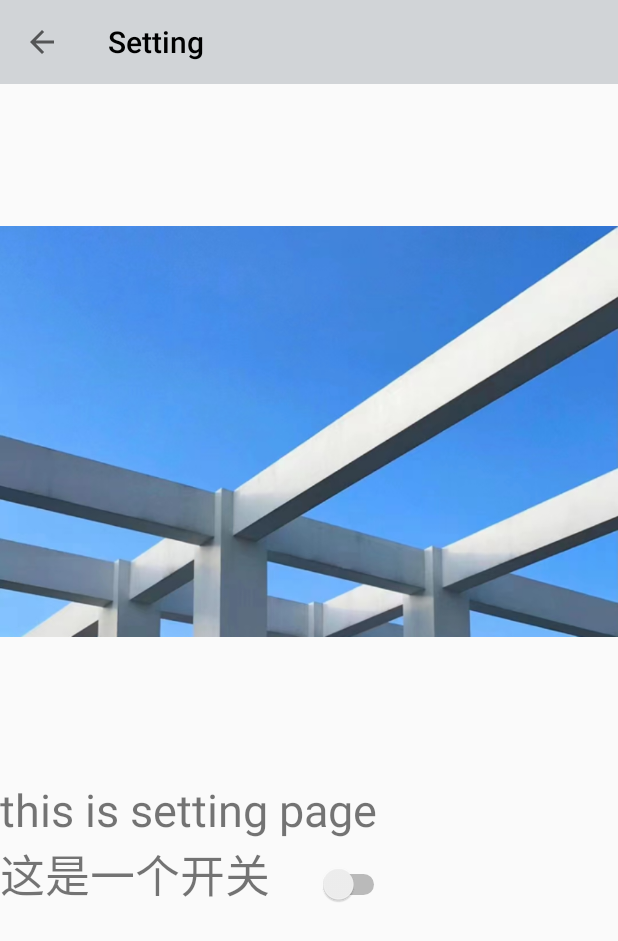
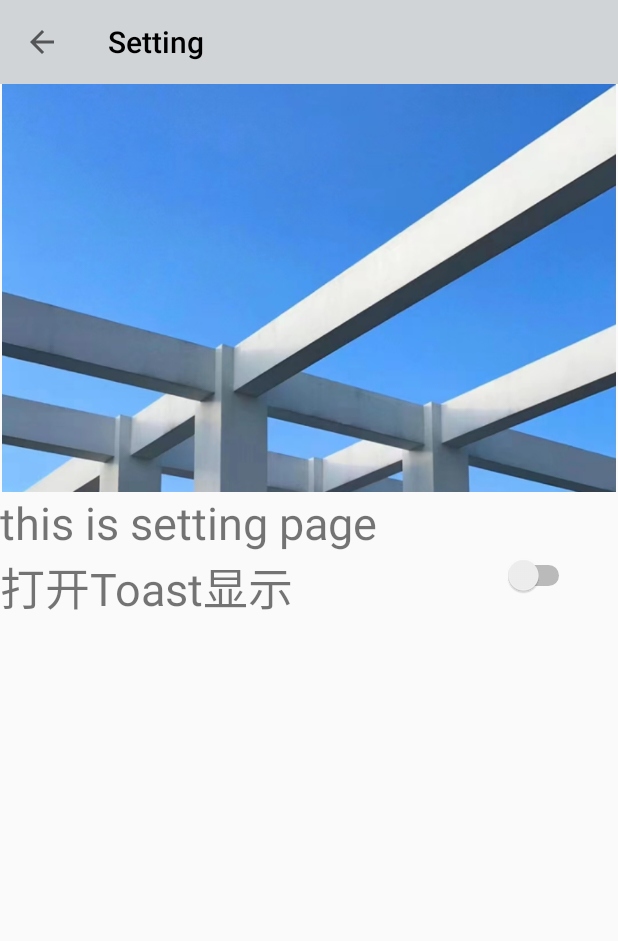
Before and after one commit to BugKillerStudio/bookshelf-jyh, an Android app: the screen it shows after launch (SettingActivity), after a tap on "设置", on a phone screen of 412 x 824 dp. Shown: the top 941 px of the screen. Run offline under Robolectric (Android 15) with nearby library versions, the phone set to English and light mode, and no system bars; our stand-ins replace navigation-ui; libraries missing offline, so code that uses them is left out: com.github.clans.fab; 2 statements that could not run were skipped; 1 other tap on this screen came first.

Commit message:
完善了设置页面与about页面，能够实现基本的设置效果和about超链接效果

```diff
--- a/app/src/main/AndroidManifest.xml
+++ b/app/src/main/AndroidManifest.xml
@@ -7,9 +7,9 @@
         android:allowBackup="true"
         android:dataExtractionRules="@xml/data_extraction_rules"
         android:fullBackupContent="@xml/backup_rules"
-        android:icon="@mipmap/ic_launcher"
+        android:icon="@drawable/book_logo_1"
         android:label="@string/app_name"
-        android:roundIcon="@mipmap/ic_launcher_round"
+        android:roundIcon="@drawable/book_logo_1"
         android:supportsRtl="true"
         android:theme="@style/Theme.Hw_1"
         tools:targetApi="31">
--- a/app/src/main/java/com/jnu/student/AddBookItem.java
+++ b/app/src/main/java/com/jnu/student/AddBookItem.java
@@ -110,7 +110,6 @@ public class AddBookItem extends AppCompatActivity {
     private String[] BookshelfArray = {"default1","default2","add"};
     class MySelectedListener implements AdapterView.OnItemSelectedListener {
         public void onItemSelected(AdapterView<?> arg0,View arg1,int arg2,long arg3){
-            //发生选择的adapterview，adapterview中被点击的视图，视图在适配器中的位置，被选中项的行id
             if(arg2== BookshelfArray.length-1)
                 Toast.makeText(AddBookItem.this, "添加书架",
                         Toast.LENGTH_SHORT).show();
--- a/app/src/main/java/com/jnu/student/BookInfoActivity.java
+++ b/app/src/main/java/com/jnu/student/BookInfoActivity.java
@@ -27,7 +27,7 @@ public class BookInfoActivity extends AppCompatActivity {
         String publish = this.getIntent().getStringExtra("publish");
         Double price = this.getIntent().getDoubleExtra("price", 0);
 
-        Toast.makeText(BookInfoActivity.this,""+title,Toast.LENGTH_SHORT).show();
+//        Toast.makeText(BookInfoActivity.this,""+title,Toast.LENGTH_SHORT).show();
 
         TextView editTextTitle = findViewById(R.id.book_show_title);
         TextView editTextPrice = findViewById(R.id.book_show_price);
--- a/app/src/main/java/com/jnu/student/MainActivity.java
+++ b/app/src/main/java/com/jnu/student/MainActivity.java
@@ -44,7 +44,7 @@ import java.util.ArrayList;
 
 public class MainActivity extends AppCompatActivity {
 
-
+    private boolean isToast = false;
     public static final int MENU_ID_ADD = 1;
     public static final int MENU_ID_UPDATE = 2;
     public static final int MENU_ID_DELETE = 3;
@@ -88,16 +88,26 @@ public class MainActivity extends AppCompatActivity {
                     if(result.getResultCode()==BookInfoActivity.RESULT_CODE_SUCCESS)
                     {
                         Bundle bundle=intent.getExtras();
-                        String title= bundle.getString("title");
-                        String author= bundle.getString("author");
-                        String publish= bundle.getString("publish");
-                        String isbn= bundle.getString("isbn");
-                        String bookshelf= bundle.getString("bookshelf");
-                        double price=bundle.getDouble("price");
-                        int position=bundle.getInt("position")+1;
+//                        String title= bundle.getString("title");
+//                        String author= bundle.getString("author");
+//                        String publish= bundle.getString("publish");
+//                        String isbn= bundle.getString("isbn");
+//                        String bookshelf= bundle.getString("bookshelf");
+//                        double price=bundle.getDouble("price");
+//                        int position=bundle.getInt("position")+1;
 
 //                        mainRecycleViewAdapter.notifyItemInserted(position);
                     }
+                }
+            });
+
+    private ActivityResultLauncher<Intent> SettingLauncher= registerForActivityResult(new ActivityResultContracts.StartActivityForResult()
+            ,result -> {
+                if(null!=result){
+                    Intent intent=result.getData();
+                    Bundle bundle=intent.getExtras();
+                    isToast = bundle.getBoolean("switch_stat");
+//                    Toast.makeText(MainActivity.this,""+isToast,Toast.LENGTH_SHORT).show();
                 }
             });
 
@@ -165,6 +175,7 @@ public class MainActivity extends AppCompatActivity {
                 Intent intent=new Intent(MainActivity.this ,AddBookItem.class) ;
                 intent.putExtra("position",bookitems.size()-1);//传递当前books的长度
                 addDataLauncher.launch(intent);
+
             }
         });
 
@@ -232,7 +243,11 @@ public class MainActivity extends AppCompatActivity {
             public void onClick(View view) {
                 Intent intent = new Intent();
                 intent.setClass(MainActivity.this, SettingActivity.class);
-                startActivity(intent);
+//                startActivity(intent);
+                SettingLauncher.launch(intent);
+//                startActivityForResult(intent,1);
+
+
 //                Toast.makeText(MainActivity.this,"click home",Toast.LENGTH_SHORT).show();
             }
         });
@@ -250,15 +265,14 @@ public class MainActivity extends AppCompatActivity {
     }
 
 
-
-
-
-
     @Override
     public boolean onContextItemSelected(@NonNull MenuItem item) {
         switch(item.getItemId())
         {
             case MENU_ID_ADD:
+                if(isToast){
+                    Toast.makeText(MainActivity.this,""+bookitems.get(item.getOrder()).getTitle(),Toast.LENGTH_SHORT).show();
+                }
                 Intent intent=new Intent(this, BookInfoActivity.class);
                 intent.putExtra("position",item.getOrder());
                 intent.putExtra("position",item.getOrder());
@@ -295,6 +309,9 @@ public class MainActivity extends AppCompatActivity {
                             public void onClick(DialogInterface dialogInterface, int i) {
                                 bookitems.remove(item.getOrder());
                                 mainRecycleViewAdapter.notifyItemRemoved(item.getOrder());
+                                if(isToast){
+                                    Toast.makeText(MainActivity.this,"delete success",Toast.LENGTH_SHORT).show();
+                                }
                             }
                         }).setNegativeButton("no", new DialogInterface.OnClickListener() {
                             @Override
@@ -361,9 +378,9 @@ public class MainActivity extends AppCompatActivity {
 
             @Override
             public void onCreateContextMenu(ContextMenu contextMenu, View view, ContextMenu.ContextMenuInfo contextMenuInfo) {
-                contextMenu.add(0,MENU_ID_ADD,getAdapterPosition(),"Detail ID:"+getAdapterPosition());
-                contextMenu.add(0,MENU_ID_UPDATE,getAdapterPosition(),"Update ID:"+getAdapterPosition());
-                contextMenu.add(0,MENU_ID_DELETE,getAdapterPosition(),"Delete ID:"+getAdapterPosition());
+                contextMenu.add(0,MENU_ID_ADD,getAdapterPosition(),"Detail    ID:"+getAdapterPosition());
+                contextMenu.add(0,MENU_ID_UPDATE,getAdapterPosition(),"Update    ID:"+getAdapterPosition());
+                contextMenu.add(0,MENU_ID_DELETE,getAdapterPosition(),"Delete    ID:"+getAdapterPosition());
             }
         }
 
--- a/app/src/main/java/com/jnu/student/SettingActivity.java
+++ b/app/src/main/java/com/jnu/student/SettingActivity.java
@@ -1,10 +1,12 @@
 package com.jnu.student;
 
+import android.content.Intent;
 import android.os.Bundle;
 import android.view.MenuItem;
 import android.widget.CompoundButton;
 import android.widget.Switch;
 import android.widget.TextView;
+import android.widget.Toast;
 
 import androidx.appcompat.app.AppCompatActivity;
 import androidx.appcompat.widget.Toolbar;
@@ -22,6 +24,7 @@ public class SettingActivity extends AppCompatActivity {
     private static final String TAG = "Setting";
     private Switch switch1;
     private TextView switch1_text;
+    private boolean switch_stat=false;
     @Override
     public void onCreate(Bundle savedInstanceState) {
         super.onCreate(savedInstanceState);
@@ -45,22 +48,24 @@ public class SettingActivity extends AppCompatActivity {
         switch1.setOnCheckedChangeListener(new CompoundButton.OnCheckedChangeListener() {
             @Override
             public void onCheckedChanged(CompoundButton compoundButton, boolean b) {
-                String result = String.format("Switch按钮的状态是%s",
+                String result = String.format("Toast功能的状态是%s",
                         (switch1.isChecked()) ? "开" : "关");
                 switch1_text.setText(result);
+
+
             }
         });
 //        refreshResult(); // 刷新Switch按钮的开关说明
+        Intent intent=new Intent();
+        Bundle bundle=new Bundle();
+        switch_stat = switch1.isChecked();
+        bundle.putBoolean("switch_stat",switch_stat);
 
+        intent.putExtras(bundle);
+        setResult(666,intent);
 
     }
 
-    // 刷新Switch按钮的开关说明
-//    private void refreshResult() {
-//        String result = String.format("Switch按钮的状态是%s",
-//                (switch1.isChecked()) ? "开" : "关");
-//        switch1_text.setText(result);
-//    }
 
     @Override
     public boolean onOptionsItemSelected(MenuItem item) {
--- a/app/src/main/res/layout/about_activity.xml
+++ b/app/src/main/res/layout/about_activity.xml
@@ -8,10 +8,11 @@
 
     <ImageView
         android:layout_width="wrap_content"
-        android:layout_height="wrap_content"
+        android:layout_height="272dp"
         android:src="@drawable/header_jnu">
 
     </ImageView>
+
     <TextView
         android:layout_width="match_parent"
         android:layout_height="wrap_content"
@@ -22,6 +23,9 @@
     <TextView
         android:layout_width="match_parent"
         android:layout_height="wrap_content"
+        android:textSize="15dp"
+        android:autoLink="web"
+        android:linksClickable="true"
         android:text="https://github.com/BugKillerStudio/bookshelf-jyh">
 
     </TextView>
--- a/app/src/main/res/layout/bookinfo_activity.xml
+++ b/app/src/main/res/layout/bookinfo_activity.xml
@@ -3,7 +3,10 @@
     xmlns:app="http://schemas.android.com/apk/res-auto"
     xmlns:tools="http://schemas.android.com/tools"
     android:layout_width="match_parent"
-    android:layout_height="wrap_content">
+    android:layout_height="wrap_content"
+    android:orientation="vertical">
+
+    <include layout="@layout/main_toolbar"/>
 
     <LinearLayout
         android:layout_width="match_parent"
--- a/app/src/main/res/layout/setting_activity.xml
+++ b/app/src/main/res/layout/setting_activity.xml
@@ -6,7 +6,7 @@
     <include layout="@layout/main_toolbar" />
     <ImageView
         android:layout_width="match_parent"
-        android:layout_height="wrap_content"
+        android:layout_height="272dp"
         android:src="@drawable/header_jnu">
 
     </ImageView>
@@ -21,11 +21,13 @@
         android:layout_width="match_parent"
         android:layout_height="wrap_content"
         android:orientation="horizontal" >
+
         <TextView
             android:id="@+id/setting_switch1_text"
-            android:layout_width="wrap_content"
+            android:layout_width="303dp"
             android:layout_height="wrap_content"
-            android:text="这是一个开关"
+            android:layout_gravity="center"
+            android:text="打开Toast显示"
             android:textSize="30sp">
 
         </TextView>
--- a/app/src/main/res/menu/activity_main_drawer.xml
+++ b/app/src/main/res/menu/activity_main_drawer.xml
@@ -4,14 +4,15 @@
     tools:showIn="navigation_view">
 
     <group android:checkableBehavior="single">
-        <item
-            android:id="@+id/nav_home"
-            android:icon="@drawable/ic_tab_navigation_book"
-            android:title="Bookshelf" />
-        <item
-            android:id="@+id/nav_about"
-            android:icon="@drawable/ic_tab_navigation_about"
-            android:title="About" />
+<!--        <item-->
+<!--            android:id="@+id/nav_home"-->
+<!--            android:icon="@drawable/ic_tab_navigation_book"-->
+<!--            android:title="Bookshelf" />-->
+<!--        <item-->
+<!--            android:id="@+id/nav_about"-->
+<!--            android:icon="@drawable/ic_tab_navigation_about"-->
+<!--            android:title="About" />-->
+
 
     </group>
 </menu>
```
